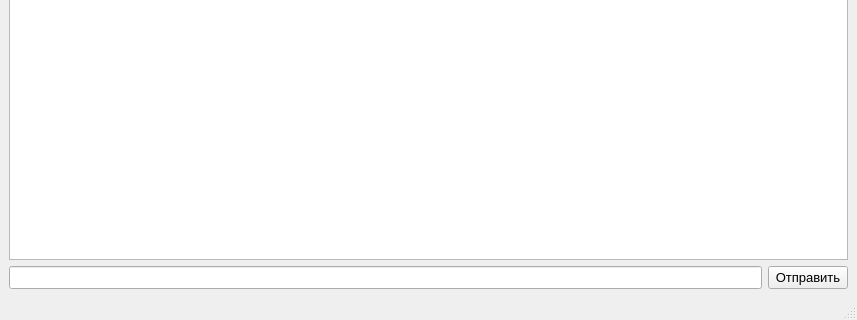
Qt form mainwindow.ui (Gessan29/Desktop_UART) before a commit; both pictures show x 0 to 857 and y 315 to 635 of the 857 by 635 pixel window.
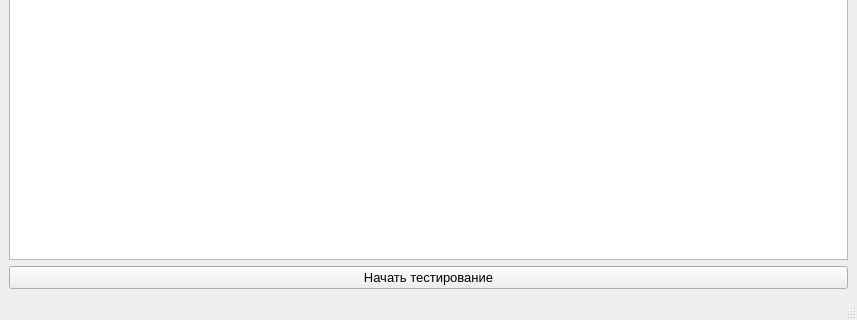
The same form after that commit. Custom widgets are drawn as their Qt base class.

Commit message:
Добавил автоматическое тестирование, сырая версия
Добавил автоматическое тестирование для 3 пакетов, все работает, но нужно улучшения и правки для корректного вывода а так же нужно добавить все функции из протокола.

Patch:
```diff
--- a/mainwindow.ui
+++ b/mainwindow.ui
@@ -98,19 +98,6 @@
        </layout>
       </item>
       <item>
-       <layout class="QHBoxLayout" name="horizontalLayout_3">
-        <item>
-         <layout class="QHBoxLayout" name="horizontalLayout_2">
-          <item>
-           <widget class="QLineEdit" name="linebyte">
-            <property name="font">
-             <font>
-              <pointsize>10</pointsize>
-             </font>
-            </property>
-           </widget>
-          </item>
-          <item>
            <widget class="QPushButton" name="pushButton">
             <property name="font">
              <font>
@@ -118,11 +105,14 @@
              </font>
             </property>
             <property name="text">
-             <string>Отправить</string>
+         <string>Начать тестирование</string>
             </property>
            </widget>
           </item>
-         </layout>
+      <item>
+       <layout class="QHBoxLayout" name="horizontalLayout_3">
+        <item>
+         <layout class="QHBoxLayout" name="horizontalLayout_2"/>
         </item>
        </layout>
       </item>
@@ -136,7 +126,7 @@
      <x>0</x>
      <y>0</y>
      <width>857</width>
-     <height>25</height>
+     <height>21</height>
     </rect>
    </property>
   </widget>
```
Lines whose indentation alone changed are shown as unchanged. The commit also changes 5 other files.
